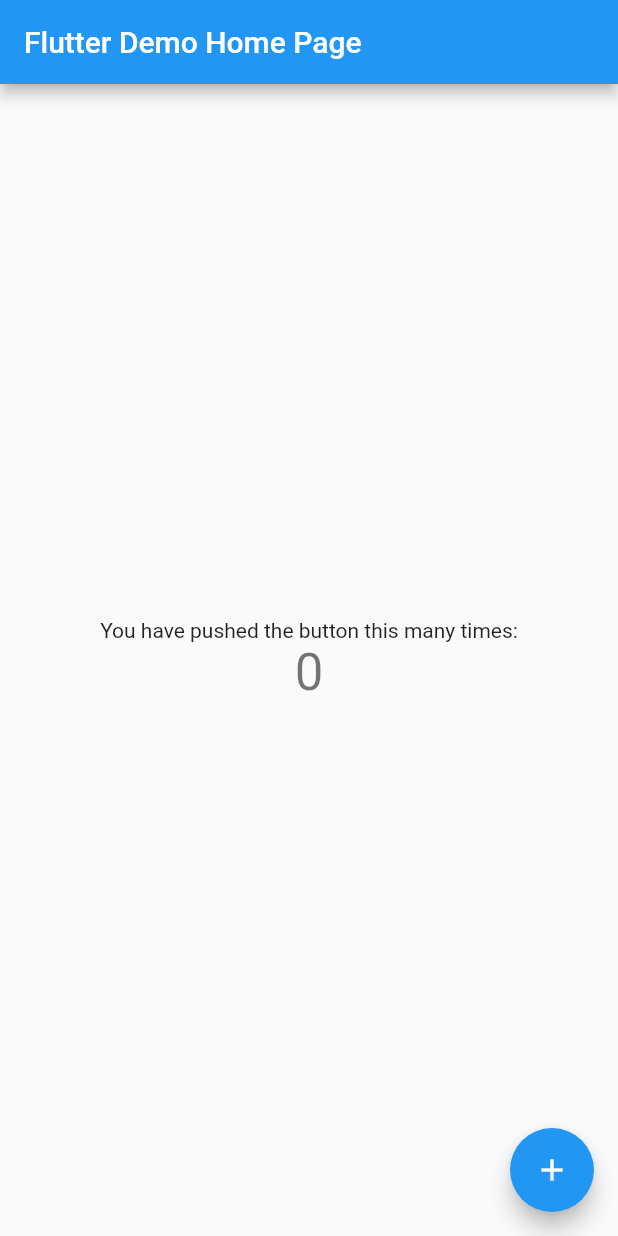
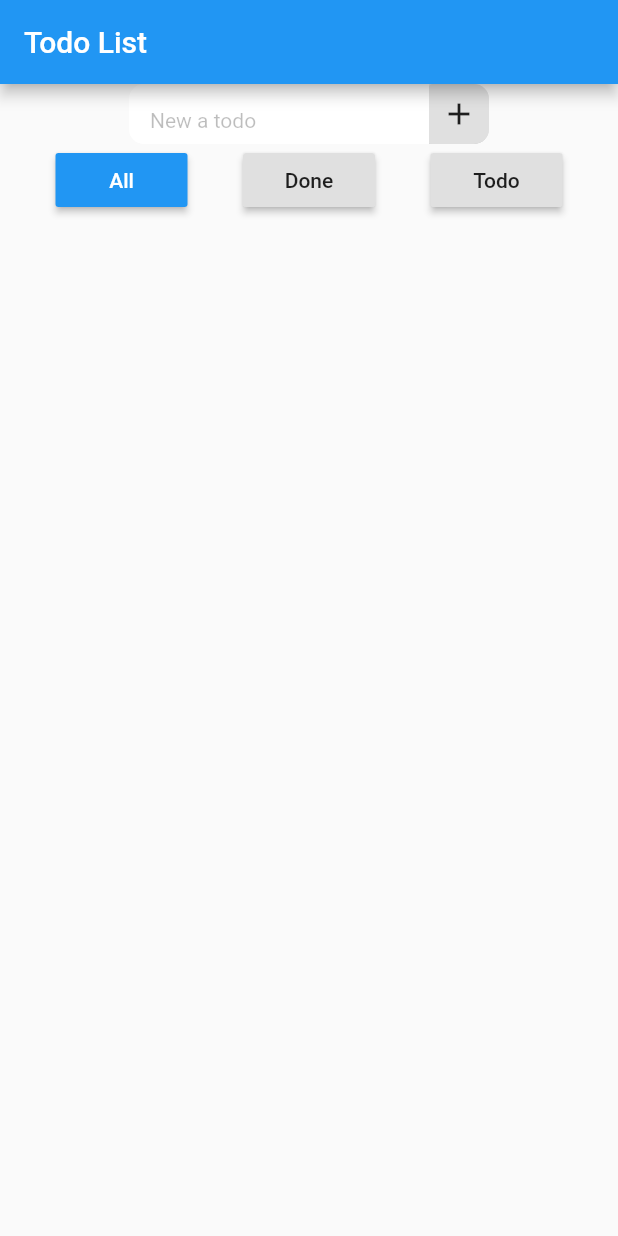
Before and after one commit to gao/flutter_demo, a Flutter app: the screen it shows after launch, on a phone screen of 412 x 824 dp. Run offline on Flutter 3.47's test engine with Material 2 defaults, Android fonts, the phone set to English and light mode, and no system bars.

Commit message:
. todo list

```diff
--- a/lib/main.dart
+++ b/lib/main.dart
@@ -1,117 +1,36 @@
 import 'package:flutter/material.dart';
+import 'package:flutter_demo/todo_list.dart';
 
-void main() {
-  runApp(MyApp());
-}
+void main() => runApp(MyApp());
 
 class MyApp extends StatelessWidget {
-  // This widget is the root of your application.
   @override
   Widget build(BuildContext context) {
     return MaterialApp(
       title: 'Flutter Demo',
       theme: ThemeData(
-        // This is the theme of your application.
-        //
-        // Try running your application with "flutter run". You'll see the
-        // application has a blue toolbar. Then, without quitting the app, try
-        // changing the primarySwatch below to Colors.green and then invoke
-        // "hot reload" (press "r" in the console where you ran "flutter run",
-        // or simply save your changes to "hot reload" in a Flutter IDE).
-        // Notice that the counter didn't reset back to zero; the application
-        // is not restarted.
         primarySwatch: Colors.blue,
-        // This makes the visual density adapt to the platform that you run
-        // the app on. For desktop platforms, the controls will be smaller and
-        // closer together (more dense) than on mobile platforms.
-        visualDensity: VisualDensity.adaptivePlatformDensity,
       ),
-      home: MyHomePage(title: 'Flutter Demo Home Page'),
+      home: HomePage(),
     );
   }
 }
 
-class MyHomePage extends StatefulWidget {
-  MyHomePage({Key key, this.title}) : super(key: key);
-
-  // This widget is the home page of your application. It is stateful, meaning
-  // that it has a State object (defined below) that contains fields that affect
-  // how it looks.
-
-  // This class is the configuration for the state. It holds the values (in this
-  // case the title) provided by the parent (in this case the App widget) and
-  // used by the build method of the State. Fields in a Widget subclass are
-  // always marked "final".
-
-  final String title;
-
+class HomePage extends StatefulWidget {
   @override
-  _MyHomePageState createState() => _MyHomePageState();
+  HomePageState createState() => HomePageState();
 }
 
-class _MyHomePageState extends State<MyHomePage> {
-  int _counter = 0;
-
-  void _incrementCounter() {
-    setState(() {
-      // This call to setState tells the Flutter framework that something has
-      // changed in this State, which causes it to rerun the build method below
-      // so that the display can reflect the updated values. If we changed
-      // _counter without calling setState(), then the build method would not be
-      // called again, and so nothing would appear to happen.
-      _counter++;
-    });
-  }
+class HomePageState extends State<HomePage> {
 
   @override
   Widget build(BuildContext context) {
-    // This method is rerun every time setState is called, for instance as done
-    // by the _incrementCounter method above.
-    //
-    // The Flutter framework has been optimized to make rerunning build methods
-    // fast, so that you can just rebuild anything that needs updating rather
-    // than having to individually change instances of widgets.
+
     return Scaffold(
       appBar: AppBar(
-        // Here we take the value from the MyHomePage object that was created by
-        // the App.build method, and use it to set our appbar title.
-        title: Text(widget.title),
+        title: Text('Todo List'),
       ),
-      body: Center(
-        // Center is a layout widget. It takes a single child and positions it
-        // in the middle of the parent.
-        child: Column(
-          // Column is also a layout widget. It takes a list of children and
-          // arranges them vertically. By default, it sizes itself to fit its
-          // children horizontally, and tries to be as tall as its parent.
-          //
-          // Invoke "debug painting" (press "p" in the console, choose the
-          // "Toggle Debug Paint" action from the Flutter Inspector in Android
-          // Studio, or the "Toggle Debug Paint" command in Visual Studio Code)
-          // to see the wireframe for each widget.
-          //
-          // Column has various properties to control how it sizes itself and
-          // how it positions its children. Here we use mainAxisAlignment to
-          // center the children vertically; the main axis here is the vertical
-          // axis because Columns are vertical (the cross axis would be
-          // horizontal).
-          mainAxisAlignment: MainAxisAlignment.center,
-          children: <Widget>[
-            Text(
-              'You have pushed the button this many times:',
-            ),
-            Text(
-              '$_counter',
-              style: Theme.of(context).textTheme.headline4,
-            ),
-          ],
-        ),
-      ),
-      floatingActionButton: FloatingActionButton(
-        onPressed: _incrementCounter,
-        tooltip: 'Increment',
-        child: Icon(Icons.add),
-      ), // This trailing comma makes auto-formatting nicer for build methods.
+      body: TodoList()
     );
   }
 }
--- /dev/null
+++ b/lib/todo_list.dart
@@ -0,0 +1,170 @@
+import 'package:flutter/material.dart';
+
+class TodoList extends StatefulWidget {
+  @override
+  _TodoListState createState() => _TodoListState();
+}
+
+enum ShowType { all, todo, done }
+
+class _TodoListState extends State<TodoList> {
+
+  var _todo = <String, bool>{};
+  var _text;
+  var _showType = ShowType.all;
+
+  @override
+  Widget build(BuildContext context) {
+    var textField = TextField(
+      controller: new TextEditingController(text: this._text),
+      keyboardType: TextInputType.text,
+      textAlign: TextAlign.start,
+      cursorColor: Colors.blue,
+      style: TextStyle(
+          fontSize: 16, color: Colors.lightBlue, backgroundColor: Colors.white),
+      decoration: InputDecoration(
+        filled: true,
+        fillColor: Colors.white,
+        hintText: 'New a todo',
+        hintStyle: TextStyle(color: Colors.black26, fontSize: 14),
+        contentPadding: EdgeInsets.only(left: 14.0, bottom: 8.0, top: 8.0),
+        focusedBorder: OutlineInputBorder(
+          borderSide: BorderSide(color: Colors.white),
+          borderRadius: BorderRadius.only(
+              topLeft: Radius.circular(10), bottomLeft: Radius.circular(10)),
+        ),
+        enabledBorder: UnderlineInputBorder(
+          borderSide: BorderSide(color: Colors.white),
+          borderRadius: BorderRadius.only(
+              topLeft: Radius.circular(10), bottomLeft: Radius.circular(10)),
+        ),
+      ),
+      onChanged: (str) {
+        _text = str;
+      },
+    );
+
+    var btn = RaisedButton(
+      child: Icon(Icons.add),
+      padding: EdgeInsets.zero,
+      onPressed: () {
+        FocusScope.of(context).requestFocus(FocusNode());
+        if (_text != null && _text != "") {
+          _todo[_text] = false;
+          _text = "";
+          setState(() {});
+        }
+      },
+    );
+
+    var inputBtn = Row(
+      mainAxisAlignment: MainAxisAlignment.center,
+      children: <Widget>[
+        Container(
+          child: textField,
+          width: 200,
+          height: 40,
+        ),
+        ClipRRect(
+          borderRadius: BorderRadius.only(
+              topRight: Radius.circular(10), bottomRight: Radius.circular(10)),
+          child: Container(
+            child: btn,
+            width: 40,
+            height: 40,
+          ),
+        ),
+      ],
+    );
+
+    var op = Row(
+      mainAxisAlignment: MainAxisAlignment.spaceEvenly,
+      children: <Widget>[
+        RaisedButton(
+          color: _showType == ShowType.all ? Colors.blue : null,
+          textTheme: _showType == ShowType.all ? ButtonTextTheme.primary : ButtonTextTheme.normal,
+          onPressed: () {
+            _showType = ShowType.all;
+            setState(() {});
+          },
+          child: Text("All"),
+        ),
+        RaisedButton(
+          color: _showType == ShowType.done ? Colors.blue : null,
+          textTheme: _showType == ShowType.done ? ButtonTextTheme.primary : ButtonTextTheme.normal,
+          onPressed: () {
+            _showType = ShowType.done;
+            setState(() {});
+          },
+          child: Text("Done"),
+        ),
+        RaisedButton(
+          color: _showType == ShowType.todo ? Colors.blue : null,
+          textTheme: _showType == ShowType.todo ? ButtonTextTheme.primary : ButtonTextTheme.normal,
+          onPressed: () {
+            _showType = ShowType.todo;
+            setState(() {});
+          },
+          child: Text("Todo"),
+        ),
+      ],
+    );
+
+    return Column(
+      children: <Widget>[inputBtn, op, Expanded(child: showList(_showType))],
+    );
+  }
+
+  showList(ShowType showType) {
+    switch (showType) {
+      case ShowType.all:
+        return buildList(_todo);
+        break;
+      case ShowType.todo:
+        return buildList(Map.fromEntries(_todo.entries.where((e) => !e.value)));
+        break;
+      case ShowType.done:
+        return buildList(Map.fromEntries(_todo.entries.where((e) => e.value)));
+        break;
+    }
+  }
+
+  Widget buildList(Map<String, bool> todo) {
+    return ListView.builder(
+      itemCount: todo.length,
+      padding: EdgeInsets.all(8.0),
+      itemExtent: 50.0,
+      itemBuilder: (BuildContext context, int index) {
+        var key = todo.keys.toList()[index];
+        var value = todo.values.toList()[index];
+        var text = Align(
+          child: Text(
+            todo.keys.toList()[index],
+            style: TextStyle(
+              decorationThickness: 3,
+                decoration: value
+                    ? TextDecoration.lineThrough
+                    : TextDecoration.none,
+                decorationColor: Colors.blue),
+          ),
+          alignment: Alignment.centerLeft,
+        );
+
+        return Card(
+          child: Row(
+            children: <Widget>[
+              Checkbox(
+                onChanged: (b) {
+                  _todo[key] = b;
+                  setState(() {});
+                },
+                value: todo.values.toList()[index],
+              ),
+              text
+            ],
+          ),
+        );
+      },
+    );
+  }
+}
```
Also changed, not shown: 1 other file.
